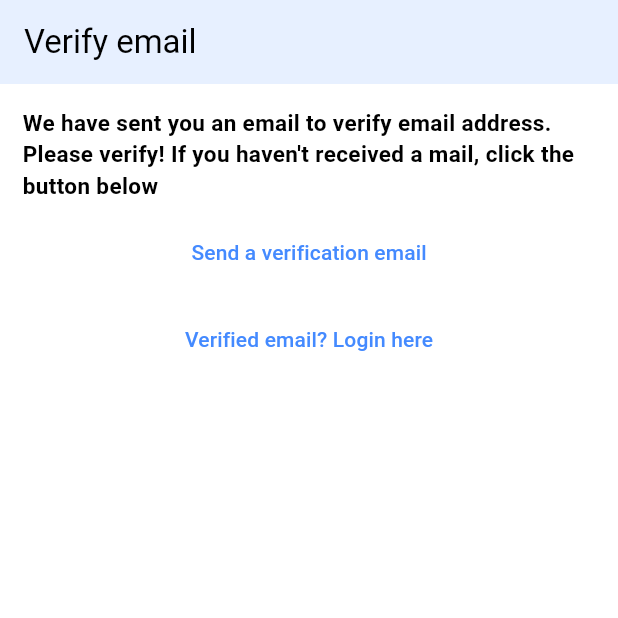
After one commit to aman2129/PostsApi, a Flutter app: the VerifyEmailView screen opened directly, on a phone screen of 412 x 824 dp, the top half of it. The commit adds this screen. Run offline on Flutter 3.47's test engine with Material 2 defaults, Android fonts, the phone set to English and light mode, and no system bars; our stand-ins replace bloc, firebase_auth, firebase_core, flutter_bloc; accounts and stored records are empty; network calls fail.

Commit message:
Added Email verification

```diff
--- /dev/null
+++ b/lib/auth_screens/verify_email_view.dart
@@ -0,0 +1,54 @@
+import 'package:firebase_auth/firebase_auth.dart';
+import 'package:flutter/material.dart';
+
+import '../animations/route_animation.dart';
+
+class VerifyEmailView extends StatelessWidget {
+  const VerifyEmailView({Key? key}) : super(key: key);
+
+  @override
+  Widget build(BuildContext context) {
+    return Scaffold(
+      appBar: AppBar(
+        elevation: 10.0,
+        title: const Text('Verify email'),
+      ),
+      body: Container(
+        padding: const EdgeInsets.all(15.0),
+        child: Column(
+          children: [
+            const Text(
+              'We have sent you an email to verify email address. Please verify! '
+              '\If you haven\'t received a mail, click the button below',
+              style: TextStyle(
+                fontWeight: FontWeight.bold,
+                fontSize: 15,
+              ),
+            ),
+            const SizedBox(
+              height: 10,
+            ),
+            TextButton(
+
+              onPressed: () async {
+                final user = FirebaseAuth.instance.currentUser;
+                await user?.sendEmailVerification();
+              },
+              child: const Text('Send a verification email'),
+            ),
+            const SizedBox(
+              height: 10,
+            ),
+            TextButton(
+              onPressed: () {
+                Navigator.of(context).pushReplacement(
+                    RouteAnimation().createLoginRoute());
+              },
+              child: const Text('Verified email? Login here'),
+            )
+          ],
+        ),
+      ),
+    );
+  }
+}
--- a/lib/screens/home_screen.dart
+++ b/lib/screens/home_screen.dart
@@ -42,7 +42,7 @@ class _PostsScreenState extends State<PostsScreen> {
             onPressed: () {
               logoutDialogBox(context);
             },
-            icon: Icon(Icons.logout),
+            icon: const Icon(Icons.logout),
           )
         ],
       ),
```
Also changed, not shown: lib/animations/route_animation.dart (+22 -0 lines), lib/auth_screens/error_dialog_view.dart (added, +20 -0 lines), lib/auth_screens/login_screen.dart (+32 -4 lines), lib/auth_screens/register_screen.dart (+28 -3 lines), lib/screens/details_screen.dart (+6 -5 lines).
